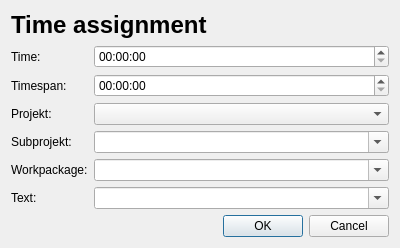
Before: the Qt Designer form dialogs/timeassignmentdialog.ui in qohelet/QtZeiterfassung, drawn with Qt 5.
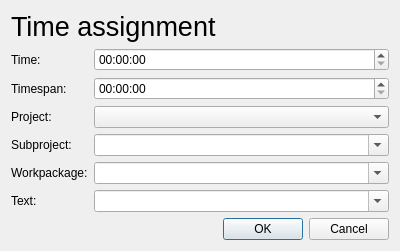
After: the same form once the commit is applied.

Diff of the .ui file:
```diff
--- a/dialogs/timeassignmentdialog.ui
+++ b/dialogs/timeassignmentdialog.ui
@@ -22,8 +22,13 @@
   <layout class="QVBoxLayout" name="verticalLayout" stretch="0,1,0">
    <item>
     <widget class="QLabel" name="labelTitle">
+     <property name="font">
+      <font>
+       <pointsize>20</pointsize>
+      </font>
+     </property>
      <property name="text">
-      <string>&lt;h1&gt;Time assignment&lt;/h1&gt;</string>
+      <string>Time assignment</string>
      </property>
     </widget>
    </item>
@@ -52,7 +57,7 @@
      <item row="2" column="0">
       <widget class="QLabel" name="labelProjekt">
        <property name="text">
-        <string>Projekt:</string>
+        <string>Project:</string>
        </property>
        <property name="buddy">
         <cstring>comboBoxProjekt</cstring>
@@ -62,7 +67,7 @@
      <item row="3" column="0">
       <widget class="QLabel" name="labelSubprojekt">
        <property name="text">
-        <string>Subprojekt:</string>
+        <string>Subproject:</string>
        </property>
       </widget>
      </item>
```
Left out of the diff: 14 changed lines with no effect on the pictures.
